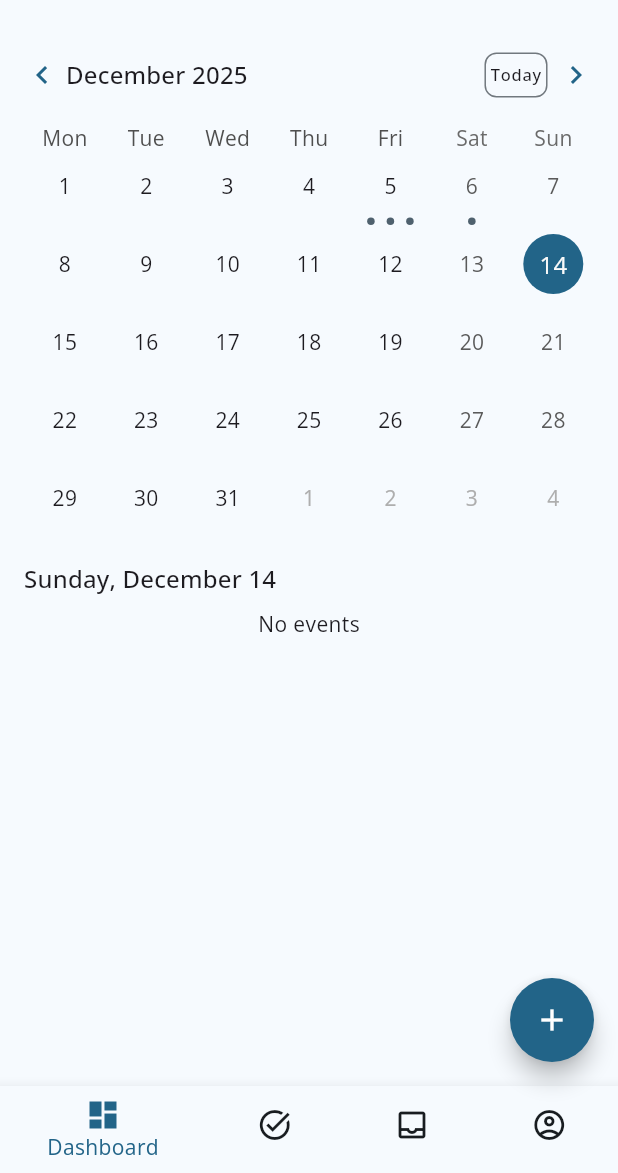
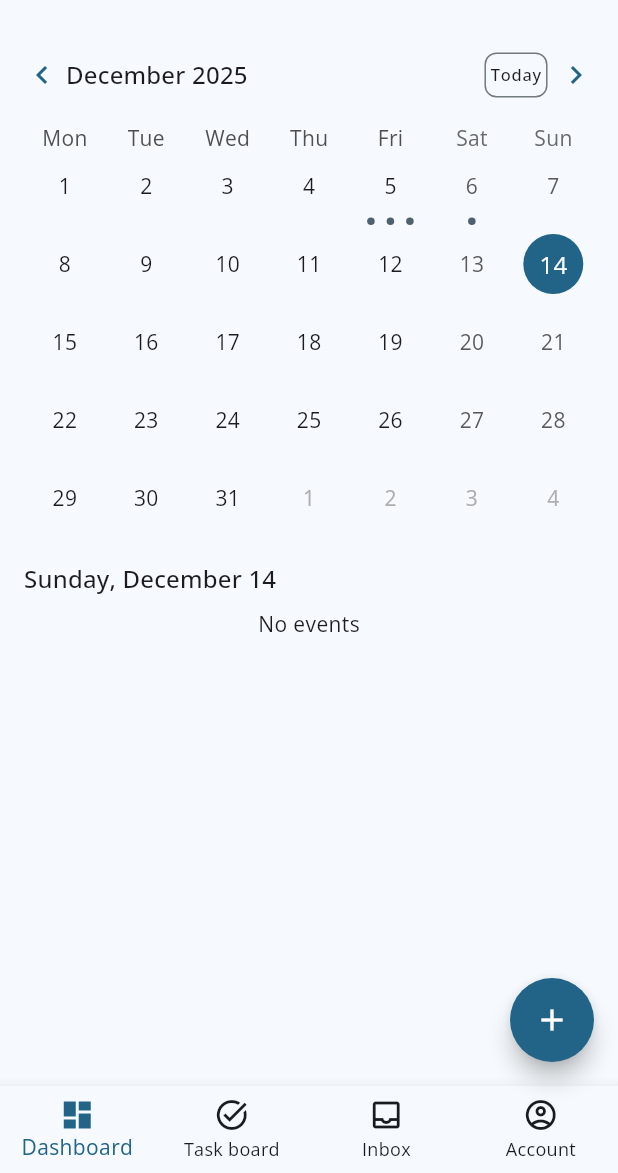
Before and after one commit to michaelnjuguna/hrm-employee-portal, a Flutter app: the screen it shows after launch, on a phone screen of 412 x 824 dp, the part 63-1236 px from its top. Run offline on Flutter 3.47's test engine with Material 3 defaults, Android fonts, the phone set to English and light mode, and no system bars; drawn by our look-alikes of table_calendar; our stand-ins replace flutter_dotenv, flutter_riverpod, go_router, google_fonts, jiffy, package_info_plus and 1 more.

```diff
--- a/lib/app/router.dart
+++ b/lib/app/router.dart
@@ -3,29 +3,39 @@ import 'package:employee_portal/presentation/taskboard/taskboard_screen.dart';
 import 'package:go_router/go_router.dart';
 // Screens
 import 'package:employee_portal/presentation/dashboard/dashboard_screen.dart';
+import 'package:flutter/material.dart';
 
 class AppRouter {
   AppRouter._();
 
-  static GoRouter config() {
-    return GoRouter(
+  static final GoRouter _router = GoRouter(
     initialLocation: '/splash',
     routes: [
       GoRoute(
         path: '/splash',
-          builder: (context, state) => const SplashScreen(),
+        pageBuilder: (context, state) => _fadePage(const SplashScreen()),
       ),
       GoRoute(
         path: '/',
         name: 'dashboard',
-          builder: (context, state) => const DashboardScreen(),
+        pageBuilder: (context, state) => _fadePage(const DashboardScreen()),
       ),
       GoRoute(
         path: '/taskboard',
         name: 'taskboard',
-          builder: (context, state) => const TaskboardScreen(),
+        pageBuilder: (context, state) => _fadePage(const TaskboardScreen()),
       ),
     ],
   );
+
+  static GoRouter config() => _router;
+
+  static CustomTransitionPage _fadePage(Widget child) {
+    return CustomTransitionPage(
+      child: child,
+      transitionsBuilder: (context, animation, secondaryAnimation, child) {
+        return FadeTransition(opacity: animation, child: child);
+      },
+    );
   }
 }
--- a/lib/layouts/main_layout.dart
+++ b/lib/layouts/main_layout.dart
@@ -187,6 +187,9 @@ class _MainLayoutState extends ConsumerState<MainLayout> {
         currentIndex: currentIndex,
         selectedItemColor: colorScheme.primary,
         unselectedItemColor: colorScheme.onSurface,
+        type: BottomNavigationBarType.fixed,
+        showUnselectedLabels: true,
+        showSelectedLabels: true,
         onTap: (index) {
           setState(() {
             currentIndex = index;
--- a/pubspec.yaml
+++ b/pubspec.yaml
@@ -43,6 +43,7 @@ dependencies:
   share_plus: ^12.0.1
   flutter_dotenv: ^6.0.0
   flutter_launcher_icons: ^0.14.4
+  http: ^1.6.0
 
 dev_dependencies:
   flutter_test:
```
Also changed, not shown: .pre-commit-config.yaml (added), pubspec.lock, 1 other file. Lines whose indentation alone changed are shown as unchanged.
